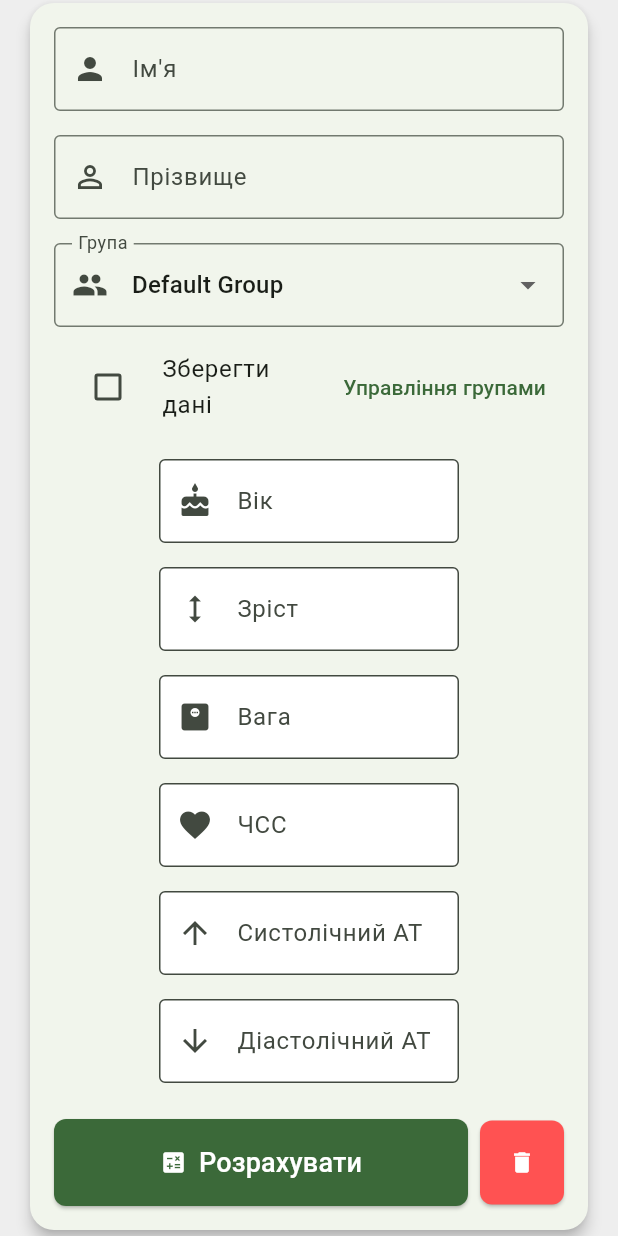
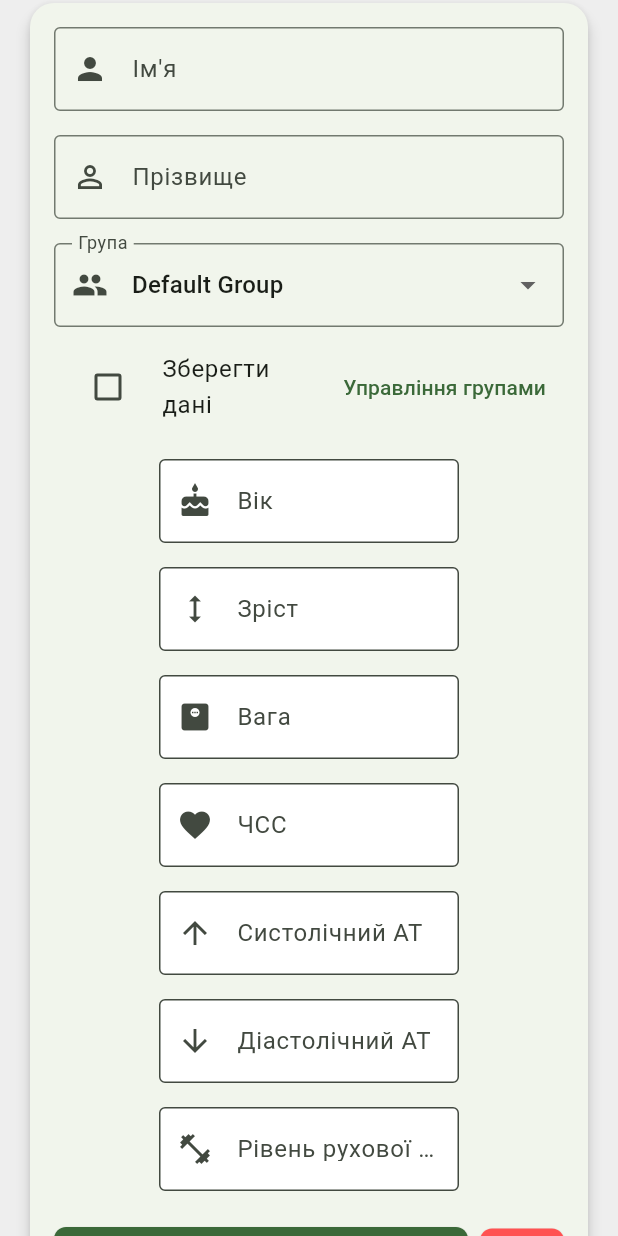
Before and after one commit to ksen0byte/health_index_app, a Flutter app: the screen it shows after launch, scrolled down 154 dp, on a phone screen of 412 x 824 dp. Run offline on Flutter 3.47's test engine with Material 3 defaults, Android fonts, the phone set to English and light mode, and no system bars; our stand-ins replace csv, sqflite, sqflite_common_ffi, syncfusion_flutter_gauges; missing offline and left inert: file_selector; accounts and stored records are empty.

Commit message:
Add activity level

```diff
--- a/lib/models/health_data.dart
+++ b/lib/models/health_data.dart
@@ -5,6 +5,7 @@ class HealthData {
   int heartRate;
   int systolicBP;
   int diastolicBP;
+  int activityLevel;
 
   HealthData({
     required this.age,
@@ -13,10 +14,11 @@ class HealthData {
     required this.heartRate,
     required this.systolicBP,
     required this.diastolicBP,
+    required this.activityLevel,
   });
 
   @override
   String toString() {
-    return 'HealthData(age: $age, height: $height, weight: $weight, heartRate: $heartRate, systolicBP: $systolicBP, diastolicBP: $diastolicBP)';
+    return 'HealthData(age: $age, height: $height, weight: $weight, heartRate: $heartRate, systolicBP: $systolicBP, diastolicBP: $diastolicBP, activityLevel: $activityLevel)';
   }
 }
--- a/lib/models/user_health_data.dart
+++ b/lib/models/user_health_data.dart
@@ -29,6 +29,7 @@ class UserHealthData {
       'heart_rate': healthData.heartRate,
       'systolic_BP': healthData.systolicBP,
       'diastolic_BP': healthData.diastolicBP,
+      'activity_level': healthData.activityLevel,
       'health_index': healthIndex,
     };
   }
--- a/lib/repo/user_health_data_repo.dart
+++ b/lib/repo/user_health_data_repo.dart
@@ -19,6 +19,7 @@ class UserHealthDataRepo {
       heart_rate INTEGER NOT NULL,
       systolic_BP INTEGER NOT NULL,
       diastolic_BP INTEGER NOT NULL,
+      activity_level INTEGER NOT NULL,
       health_index REAL NOT NULL,
       is_deleted INTEGER NOT NULL DEFAULT 0,
       FOREIGN KEY (group_id) REFERENCES groups(id)
@@ -52,6 +53,7 @@ class UserHealthDataRepo {
           heartRate: row['heart_rate'],
           systolicBP: row['systolic_BP'],
           diastolicBP: row['diastolic_BP'],
+          activityLevel: row['activity_level'],
         ),
         healthIndex: row['health_index'],
       );
@@ -130,6 +132,7 @@ class UserHealthDataRepo {
           heartRate: row['heart_rate'],
           systolicBP: row['systolic_BP'],
           diastolicBP: row['diastolic_BP'],
+          activityLevel: row['activity_level'],
         ),
         healthIndex: row['health_index'],
       );
--- a/lib/screens/input_screen.dart
+++ b/lib/screens/input_screen.dart
@@ -1,11 +1,12 @@
 import 'package:flutter/material.dart';
-import 'package:health_index_app/repo/user_health_data_repo.dart';
-import 'package:health_index_app/utils/validator.dart';
+import 'package:flutter/services.dart';
 import '../models/group.dart';
 import '../models/health_data.dart';
 import '../models/user_health_data.dart';
 import '../repo/group_repo.dart';
+import '../repo/user_health_data_repo.dart';
 import '../utils/calculator.dart';
+import '../utils/validator.dart';
 import 'group_management_screen.dart';
 import 'result_screen.dart';
 
@@ -71,6 +72,7 @@ class _InputScreenState extends State<InputScreen> {
                 _heartRateController.clear();
                 _systolicBPController.clear();
                 _diastolicBPController.clear();
+                _activityLevelController.clear();
               },
             ),
           ],
@@ -88,6 +90,8 @@ class _InputScreenState extends State<InputScreen> {
   final _heartRateController = TextEditingController();
   final _systolicBPController = TextEditingController();
   final _diastolicBPController = TextEditingController();
+  final _activityLevelController = TextEditingController();
+
   final _firstNameController = TextEditingController();
   final _lastNameController = TextEditingController();
 
@@ -129,6 +133,7 @@ class _InputScreenState extends State<InputScreen> {
     _heartRateController.dispose();
     _systolicBPController.dispose();
     _diastolicBPController.dispose();
+    _activityLevelController.dispose();
     _firstNameController.dispose();
     _lastNameController.dispose();
     super.dispose();
@@ -144,6 +149,7 @@ class _InputScreenState extends State<InputScreen> {
           heartRate: int.parse(_heartRateController.text),
           systolicBP: int.parse(_systolicBPController.text),
           diastolicBP: int.parse(_diastolicBPController.text),
+          activityLevel: int.parse(_activityLevelController.text),
         );
 
         final healthIndex = calculateHealthIndex(data);
@@ -208,11 +214,12 @@ class _InputScreenState extends State<InputScreen> {
         fillColor: Colors.white,
       ),
       keyboardType: TextInputType.number,
+      inputFormatters: [
+        FilteringTextInputFormatter.digitsOnly, // Allow only numerical input
+      ],
       validator: validator,
     );
   }
-
-
 
   @override
   Widget build(BuildContext context) {
@@ -290,12 +297,7 @@ class _InputScreenState extends State<InputScreen> {
                             prefixIcon: Icon(Icons.person),
                             border: OutlineInputBorder(),
                           ),
-                          validator: (value) {
-                            if (value == null || value.isEmpty) {
-                              return 'Введіть ім\'я';
-                            }
-                            return null;
-                          },
+                          validator: validateName,
                         ),
                         const SizedBox(height: 16),
                         TextFormField(
@@ -305,12 +307,7 @@ class _InputScreenState extends State<InputScreen> {
                             prefixIcon: Icon(Icons.person_outline),
                             border: OutlineInputBorder(),
                           ),
-                          validator: (value) {
-                            if (value == null || value.isEmpty) {
-                              return 'Введіть прізвище';
-                            }
-                            return null;
-                          },
+                          validator: validateLastName,
                         ),
                         const SizedBox(height: 16),
                         // Group selection
@@ -364,13 +361,13 @@ class _InputScreenState extends State<InputScreen> {
                         // Arrange numerical fields in a grid
                         LayoutBuilder(
                           builder: (context, constraints) {
-                            final fieldWidth = (constraints.maxWidth - 48) / 3; // Adjust for padding and spacing
-                            return Wrap(
-                              spacing: 16,
-                              runSpacing: 16,
-                              children: [
+                            double widthLimit = 200;
+                            int numOfColumns = 3;
+                            final fieldWidth =
+                                (constraints.maxWidth - 48) / numOfColumns; // Adjust for padding and spacing
+                            final List<Widget> fields = [
                               SizedBox(
-                                  width: fieldWidth > 200 ? fieldWidth : 200,
+                                width: fieldWidth > widthLimit ? fieldWidth : widthLimit,
                                 child: _buildCompactTextField(
                                   controller: _ageController,
                                   label: 'Вік',
@@ -380,7 +377,7 @@ class _InputScreenState extends State<InputScreen> {
                                 ),
                               ),
                               SizedBox(
-                                  width: fieldWidth > 200 ? fieldWidth : 200,
+                                width: fieldWidth > widthLimit ? fieldWidth : widthLimit,
                                 child: _buildCompactTextField(
                                   controller: _heightController,
                                   label: 'Зріст',
@@ -390,7 +387,7 @@ class _InputScreenState extends State<InputScreen> {
                                 ),
                               ),
                               SizedBox(
-                                  width: fieldWidth > 200 ? fieldWidth : 200,
+                                width: fieldWidth > widthLimit ? fieldWidth : widthLimit,
                                 child: _buildCompactTextField(
                                   controller: _weightController,
                                   label: 'Вага',
@@ -400,7 +397,7 @@ class _InputScreenState extends State<InputScreen> {
                                 ),
                               ),
                               SizedBox(
-                                  width: fieldWidth > 200 ? fieldWidth : 200,
+                                width: fieldWidth > widthLimit ? fieldWidth : widthLimit,
                                 child: _buildCompactTextField(
                                   controller: _heartRateController,
                                   label: 'ЧСС',
@@ -410,7 +407,7 @@ class _InputScreenState extends State<InputScreen> {
                                 ),
                               ),
                               SizedBox(
-                                  width: fieldWidth > 200 ? fieldWidth : 200,
+                                width: fieldWidth > widthLimit ? fieldWidth : widthLimit,
                                 child: _buildCompactTextField(
                                   controller: _systolicBPController,
                                   label: 'Систолічний АТ',
@@ -420,7 +417,7 @@ class _InputScreenState extends State<InputScreen> {
                                 ),
                               ),
                               SizedBox(
-                                  width: fieldWidth > 200 ? fieldWidth : 200,
+                                width: fieldWidth > widthLimit ? fieldWidth : widthLimit,
                                 child: _buildCompactTextField(
                                   controller: _diastolicBPController,
                                   label: 'Діастолічний АТ',
@@ -429,7 +426,22 @@ class _InputScreenState extends State<InputScreen> {
                                   validator: validateDiastolicBP,
                                 ),
                               ),
-                              ],
+                              SizedBox(
+                                width: fieldWidth > widthLimit ? fieldWidth : widthLimit,
+                                child: _buildCompactTextField(
+                                  controller: _activityLevelController,
+                                  label: 'Рівень рухової активності',
+                                  hint: 'Введіть рівень рухової активності 1-10 (балів)',
+                                  icon: Icons.fitness_center,
+                                  validator: validateActivityLevel,
+                                ),
+                              ),
+                            ];
+
+                            return Wrap(
+                              spacing: 16,
+                              runSpacing: 16,
+                              children: fields,
                             );
                           },
                         ),
--- a/lib/utils/csv_generator.dart
+++ b/lib/utils/csv_generator.dart
@@ -16,6 +16,7 @@ Future<String> generateUserDataCSV(List<UserHealthData> users) async {
     'heartRate',
     'systolicBP',
     'diastolicBP',
+    'activityLevel',
     'healthIndex',
   ]);
 
@@ -31,6 +32,7 @@ Future<String> generateUserDataCSV(List<UserHealthData> users) async {
       user.healthData.heartRate,
       user.healthData.systolicBP,
       user.healthData.diastolicBP,
+      user.healthData.activityLevel,
       user.healthIndex,
     ]);
   }
--- a/lib/utils/validator.dart
+++ b/lib/utils/validator.dart
@@ -1,6 +1,13 @@
 String? validateName(String? value) {
   if (value == null || value.isEmpty) {
     return 'Ім\'я не може бути порожнім'; // 'Name cannot be empty'
+  }
+  return null;
+}
+
+String? validateLastName(String? value) {
+  if (value == null || value.isEmpty) {
+    return 'Прізвище не може бути порожнім'; // 'Last Name cannot be empty'
   }
   return null;
 }
@@ -70,3 +77,14 @@ String? validateDiastolicBP(String? value) {
   }
   return null;
 }
+
+String? validateActivityLevel(String? value) {
+  if (value == null || value.isEmpty) {
+    return 'Введіть рівень рухової активності'; // 'Please enter activity level'
+  }
+  final diastolicBP = int.tryParse(value);
+  if (diastolicBP == null || diastolicBP <= 0 || diastolicBP < 1 || diastolicBP > 10) {
+    return 'Рівень рухової активності повинен бути між 1 та 10 балів'; // 'Activity level must be between 1 and 10 points'
+  }
+  return null;
+}
```
Lines whose indentation alone changed are shown as unchanged.
